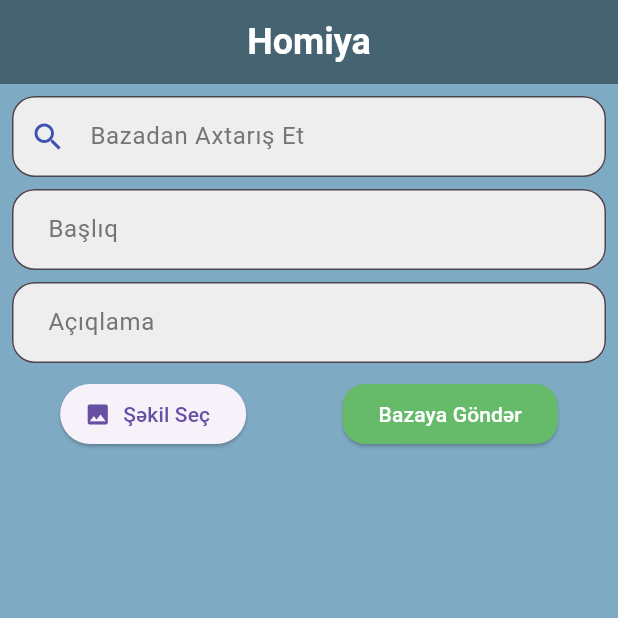
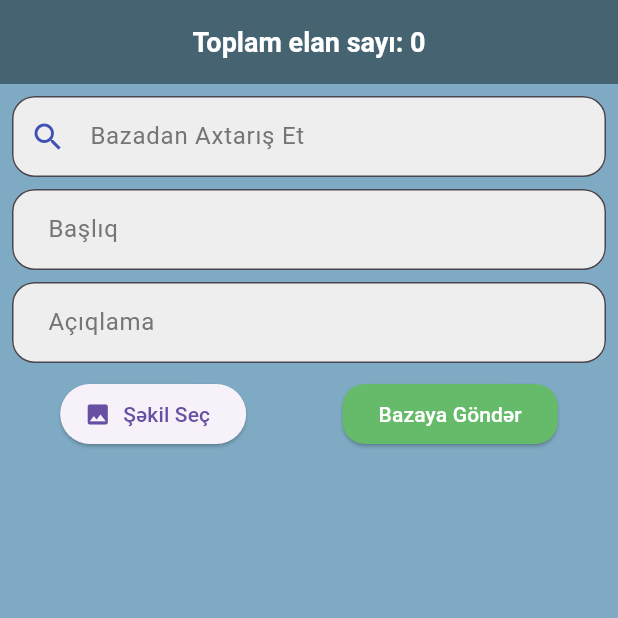
Before and after one commit to rootdepo989/homiya_app, a Flutter app: the screen it shows after launch, on a phone screen of 412 x 824 dp, the top half of it. Run offline on Flutter 3.47's test engine with Material 3 defaults, Android fonts, the light colour scheme and no system bars; our stand-ins replace flutter_spinkit, image_picker, share_plus, sqflite; accounts and stored records are empty.

Commit message:
design improved

```diff
--- a/lib/main.dart
+++ b/lib/main.dart
@@ -171,12 +171,24 @@ class _HomePageState extends State<HomePage> {
     });
 
     _loadAds();
+    ScaffoldMessenger.of(context as BuildContext).showSnackBar(
+      SnackBar(
+        content: Text('Toplam elan sayı: ${_ads.length}'),
+        duration: Duration(seconds: 2),
+      ),
+    );
   }
 
   Future<void> _deleteAd(int id) async {
     if (_database == null) return;
     await _database!.delete('ads', where: 'id = ?', whereArgs: [id]);
     _loadAds();
+    ScaffoldMessenger.of(context as BuildContext).showSnackBar(
+      SnackBar(
+        content: Text('Toplam elan sayı: ${_ads.length}'),
+        duration: Duration(seconds: 2),
+      ),
+    );
   }
 
   // Başlıq və Açıqlamanı paylaş
@@ -224,14 +236,21 @@ class _HomePageState extends State<HomePage> {
   @override
   Widget build(BuildContext context) {
     return Scaffold(
-      appBar: AppBar(
+      appBar:
+          _isLoading
+              ? null // Loading zamanı AppBar-ı göstərmə
+              : AppBar(
                 backgroundColor: const Color.fromARGB(255, 69, 99, 112),
                 title: Row(
                   mainAxisAlignment: MainAxisAlignment.center,
                   children: [
                     Text(
-              'Homiya',
-              style: TextStyle(fontSize: 24, fontWeight: FontWeight.bold),
+                      'Toplam elan sayı: ${_ads.length}',
+                      style: TextStyle(
+                        fontSize: 18,
+                        fontWeight: FontWeight.bold,
+                        color: Colors.white,
+                      ),
                     ),
                   ],
                 ),
@@ -247,21 +266,36 @@ class _HomePageState extends State<HomePage> {
               ),
       body:
           _isLoading
-              ? Center(
-                child: Row(
+              ? Container(
+                color:
+                    Theme.of(
+                      context,
+                    ).scaffoldBackgroundColor, // Arxa plan rəngini tətbiqin fon rəngi ilə eyniləşdirin
+                child: Center(
+                  child: Column(
                     mainAxisAlignment: MainAxisAlignment.center,
-                  children: [
-                    SpinKitWave(color: Colors.blue, size: 45.0),
-                    SizedBox(width: 10),
+                    children: <Widget>[
+                      SpinKitFadingCircle(
+                        // Daha incə bir animasyon
+                        color: const Color.fromRGBO(
+                          255,
+                          255,
+                          255,
+                          1,
+                        ), // Aksent rəngi istifadə edin
+                        size: 60.0,
+                      ),
+                      SizedBox(height: 20),
                       Text(
-                      'HOMİYA',
+                        'Məlumatlar Yüklənir...',
                         style: TextStyle(
-                        fontSize: 24,
-                        fontWeight: FontWeight.bold,
-                        color: Colors.blue,
+                          fontSize: 16,
+                          color: const Color.fromRGBO(255, 252, 252, 1),
+                          fontWeight: FontWeight.w500,
                         ),
                       ),
                     ],
+                  ),
                 ),
               )
               : Padding(
@@ -601,20 +635,9 @@ class _HomePageState extends State<HomePage> {
                                           MainAxisAlignment.spaceBetween,
                                       children: [
                                         ElevatedButton(
-                                          onPressed:
-                                              () => _deleteAd(
-                                                _filteredAds.elementAt(
-                                                  index,
-                                                )['id'],
-                                              ),
                                           style: ElevatedButton.styleFrom(
                                             backgroundColor: Colors.white,
-                                            foregroundColor:
-                                                Colors
-                                                    .redAccent, // Qırmızı mətn
-                                            side: BorderSide(
-                                              color: Colors.redAccent,
-                                            ),
+                                            foregroundColor: Colors.redAccent,
                                             padding: EdgeInsets.symmetric(
                                               horizontal: 12,
                                               vertical: 8,
@@ -624,10 +647,47 @@ class _HomePageState extends State<HomePage> {
                                                   BorderRadius.circular(8),
                                             ),
                                           ),
-                                          child: Text(
-                                            'Sil',
-                                            style: TextStyle(fontSize: 13),
+                                          child: Icon(Icons.delete, size: 20),
+                                          onPressed: () {
+                                            showDialog(
+                                              context:
+                                                  context, // Bu cari kartın context-i
+                                              builder: (
+                                                BuildContext dialogContext,
+                                              ) {
+                                                return AlertDialog(
+                                                  title: Text('Elanı Sil'),
+                                                  content: Text(
+                                                    'Elan Bazadan silinəcək. Silinsin?',
                                                   ),
+                                                  actions: <Widget>[
+                                                    TextButton(
+                                                      child: Text('Xeyr'),
+                                                      onPressed: () {
+                                                        Navigator.of(
+                                                          dialogContext,
+                                                        ).pop();
+                                                      },
+                                                    ),
+                                                    TextButton(
+                                                      child: Text('Bəli'),
+                                                      onPressed: () async {
+                                                        Navigator.of(
+                                                          dialogContext,
+                                                        ).pop();
+                                                        await _deleteAd(
+                                                          _filteredAds
+                                                              .elementAt(
+                                                                index,
+                                                              )['id'],
+                                                        ); // _deleteAd-ı çağır
+                                                      },
+                                                    ),
+                                                  ],
+                                                );
+                                              },
+                                            );
+                                          },
                                         ),
                                         ElevatedButton.icon(
                                           onPressed: () => _shareImages(index),
```
Lines whose indentation alone changed are shown as unchanged.
